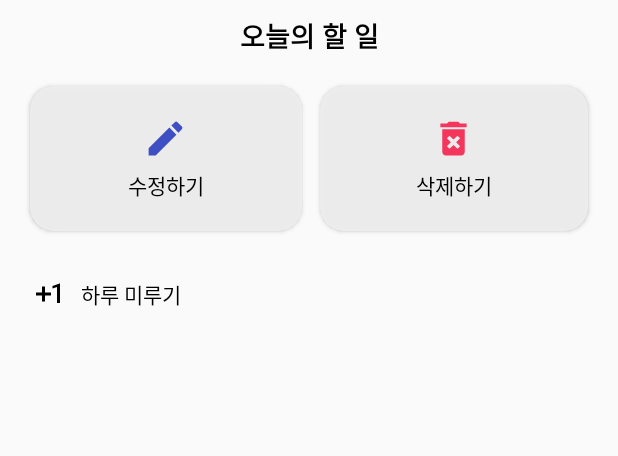
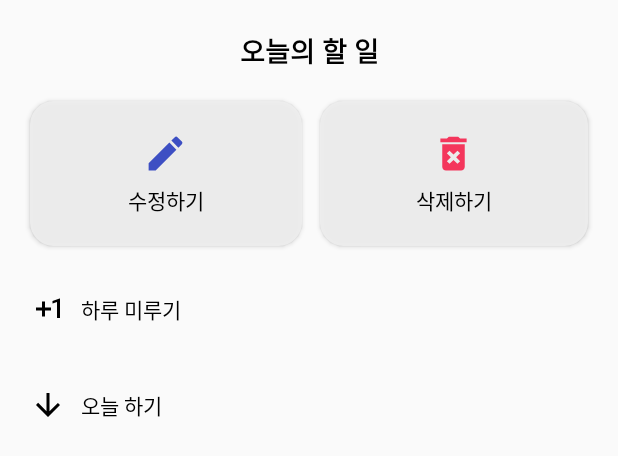
Before and after one commit to wafflestudio20-5/team6-android, an Android app: the layout fragment_todo_fixer.xml on its own in the app's theme, with its tools: preview values and no code run, on a phone screen of 412 x 824 dp. Shown: the top 456 px of the screen. Run offline under Robolectric (Android 15) with nearby library versions, the phone set to English and light mode, and no system bars.

Commit message:
오늘 하기 기능 구현

```diff
--- a/app/src/main/java/com/example/todomateclone/ui/todo/TodoFixerFragment.kt
+++ b/app/src/main/java/com/example/todomateclone/ui/todo/TodoFixerFragment.kt
@@ -50,6 +50,10 @@ class TodoFixerFragment(val task: TaskDTO) : BottomSheetDialogFragment() {
             dismiss()
             listener?.onDismissDelay(task)
         }
+        binding.todayButton.setOnClickListener {
+            dismiss()
+            listener?.onDismissToday(task)
+        }
     }
 
 
@@ -66,5 +70,7 @@ interface OnDismissListener {
     fun onDismissFix(task: TaskDTO)
     fun onDismissDelete(task: TaskDTO)
     fun onDismissDelay(task: TaskDTO)
+    fun onDismissToday(task: TaskDTO)
+
 
 }
--- /dev/null
+++ b/app/src/main/res/drawable/ic_today.xml
@@ -0,0 +1,5 @@
+<vector android:height="24dp" android:tint="#000000"
+    android:viewportHeight="24" android:viewportWidth="24"
+    android:width="24dp" xmlns:android="http://schemas.android.com/apk/res/android">
+    <path android:fillColor="@android:color/white" android:pathData="M20,12l-1.41,-1.41L13,16.17V4h-2v12.17l-5.58,-5.59L4,12l8,8 8,-8z"/>
+</vector>
--- a/app/src/main/res/layout/fragment_todo_fixer.xml
+++ b/app/src/main/res/layout/fragment_todo_fixer.xml
@@ -10,7 +10,7 @@
         android:layout_width="0dp"
         android:layout_height="wrap_content"
         android:layout_marginStart="10dp"
-        android:layout_marginTop="10dp"
+        android:layout_marginTop="20dp"
         android:layout_marginEnd="10dp"
         android:fontFamily="sans-serif-black"
         android:text="@string/todaytodo"
@@ -75,6 +75,20 @@
         android:textSize="14sp"
         app:layout_constraintTop_toBottomOf="@id/delete_button" />
 
+    <Button
+        android:id="@+id/today_button"
+        android:layout_width="match_parent"
+        android:layout_height="wrap_content"
+        android:background="#00000000"
+        android:drawableLeft="@drawable/ic_today"
+        android:drawablePadding="10dp"
+        android:padding="20dp"
+        android:text="@string/today"
+        android:textAlignment="viewStart"
+        android:textColor="@color/black"
+        android:textSize="14sp"
+        app:layout_constraintTop_toBottomOf="@id/delay_button" />
+
     <androidx.constraintlayout.widget.Guideline
         android:id="@+id/guideline"
         android:layout_width="wrap_content"
--- a/app/src/main/res/layout/todo_list_item.xml
+++ b/app/src/main/res/layout/todo_list_item.xml
@@ -37,7 +37,7 @@
 
     <TextView
         android:id="@+id/name_text_view"
-        android:layout_width="320dp"
+        android:layout_width="300dp"
         android:layout_height="wrap_content"
         android:layout_marginTop="10dp"
         android:text="hi"
--- a/app/src/main/res/values/strings.xml
+++ b/app/src/main/res/values/strings.xml
@@ -79,6 +79,7 @@
     <string name="fixed">완료</string>
     <string name="fix">수정하기</string>
     <string name="delay">하루 미루기</string>
+    <string name="today">오늘 하기</string>
 
 
 </resources>
```
Also changed, not shown: app/src/main/java/com/example/todomateclone/ui/todo/TodoListFragment.kt (+8 -0 lines).
